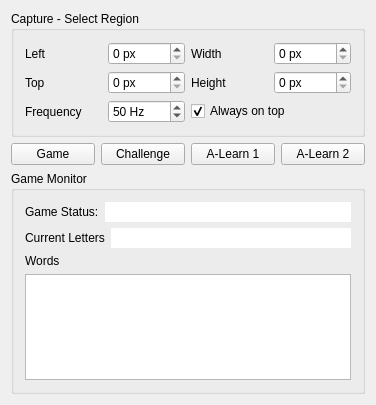
Qt form AppWidget.ui (enricoros/k-web-automation-autogram) before a commit.
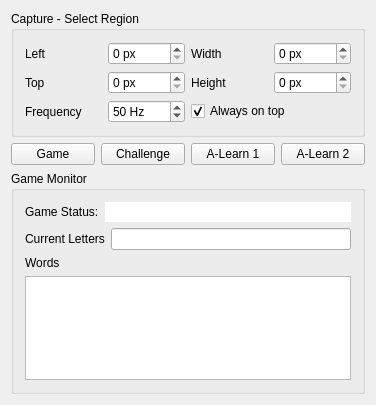
The same form after that commit.

Patch:
```diff
--- a/AppWidget.ui
+++ b/AppWidget.ui
@@ -178,14 +178,7 @@
        </widget>
       </item>
       <item row="1" column="2">
-       <widget class="QLineEdit" name="letters">
-        <property name="frame">
-         <bool>false</bool>
-        </property>
-        <property name="readOnly">
-         <bool>true</bool>
-        </property>
-       </widget>
+       <widget class="QLineEdit" name="letters"/>
       </item>
       <item row="3" column="0" colspan="3">
        <widget class="QPlainTextEdit" name="words"/>
```
